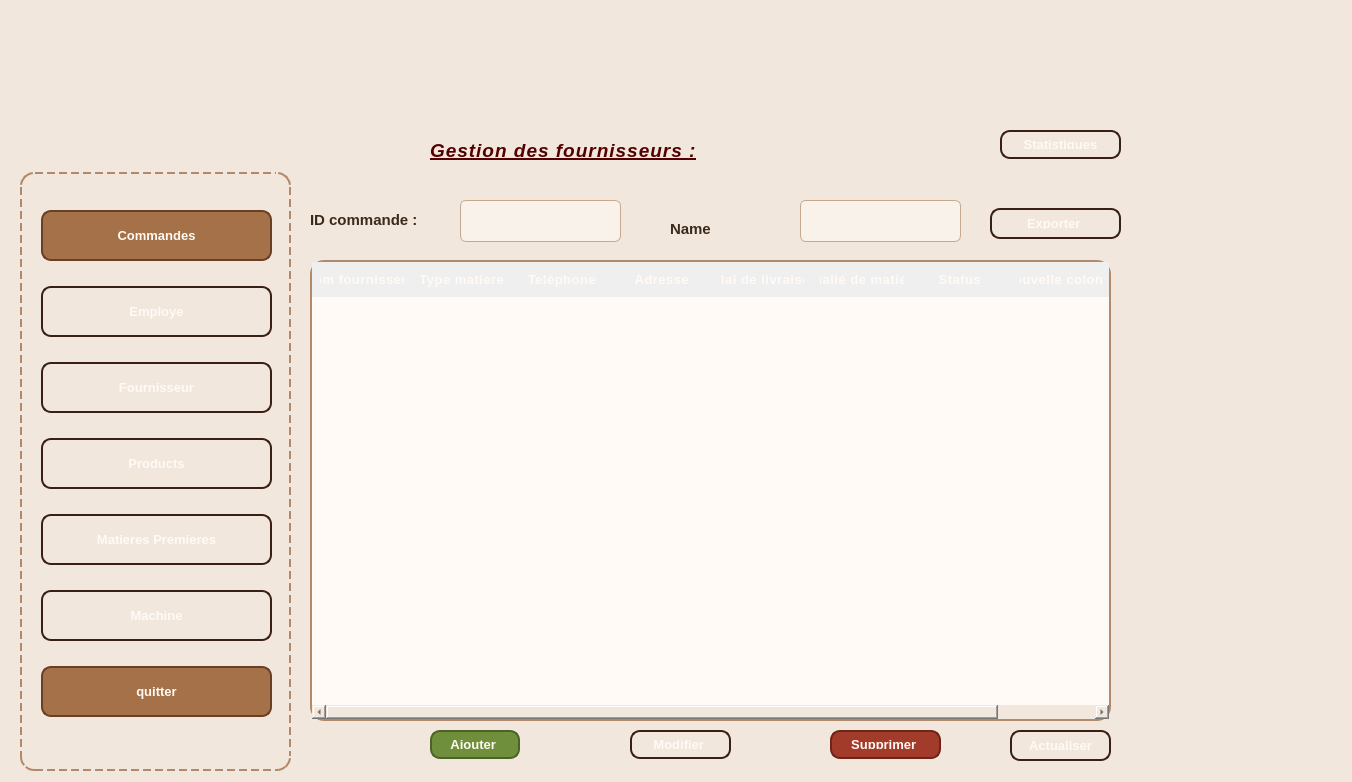
Above: fournisseurs.ui from Esprit-UP-Algo/projetcpp2526-s2-2a14-smart-leather-goods-factory-1 before the change. Below: the same form after it.
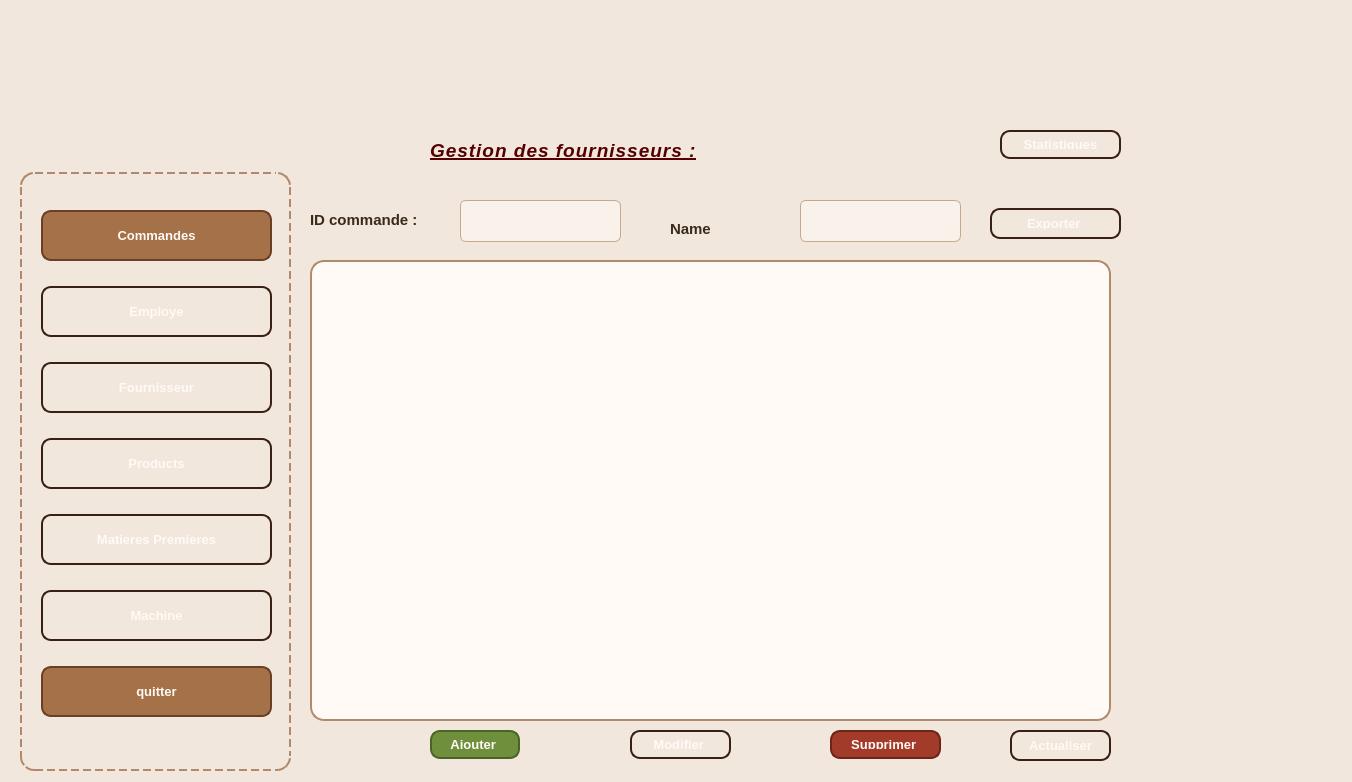
That is the form after the change. Icons and pictures are not drawn.

What changed in the file:
```diff
--- a/fournisseurs.ui
+++ b/fournisseurs.ui
@@ -108,7 +108,7 @@
 /* =======================
    TABLE – LEATHER PANEL
 ======================= */
-QTableWidget {
+QTableView {
     background-color: #fffaf5;
     border: 2px solid #b08a6b;
     border-radius: 14px;
@@ -128,11 +128,11 @@
     letter-spacing: 0.5px;
 }
 
-QTableWidget::item {
+QTableView::item {
     padding: 8px;
 }
 
-QTableWidget::item:selected {
+QTableView::item:selected {
     background-color: #d8b59c;
     color: #2a1a12;
 }
@@ -299,7 +299,7 @@
 }
 
 /* ===== TABLE ===== */
-QTableWidget {
+QTableView {
     background-color: #ffffff;
     border: 1px solid #c7b299;
     gridline-color: #e0d6c9;
@@ -313,7 +313,7 @@
     font-weight: bold;
 }
 
-QTableWidget::item:selected {
+QTableView::item:selected {
     background-color: #d8c2aa;
     color: black;
 }
@@ -678,7 +678,7 @@
     <string>Actualiser</string>
    </property>
   </widget>
-  <widget class="QTableWidget" name="tableWidget">
+  <widget class="QTableView" name="tableWidget">
    <property name="geometry">
     <rect>
      <x>310</x>
```
Left out of the diff: 8 changed lines with no effect on the pictures.
